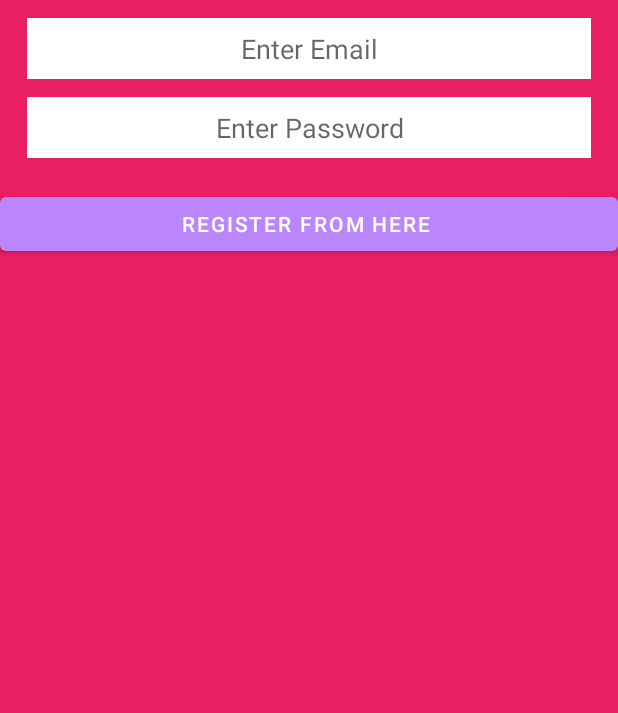
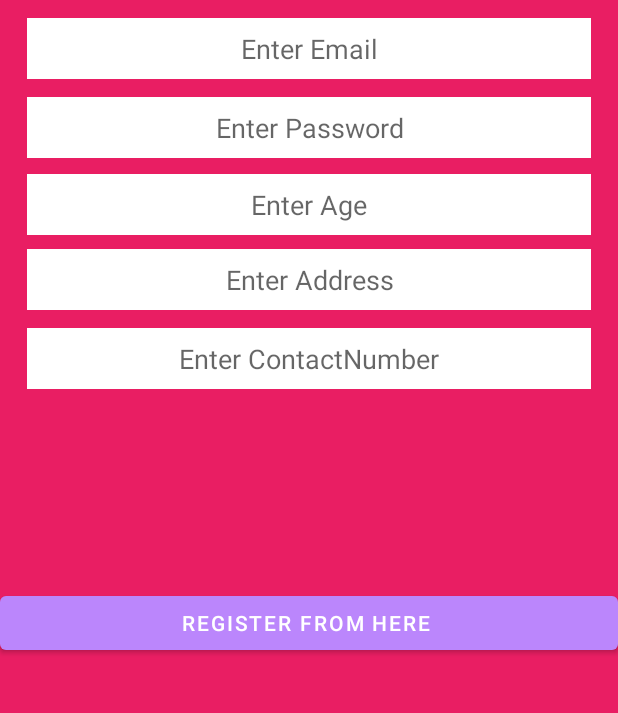
Before and after one commit to Capsklocksheriff/VESIONAPPLICATIONSQLITE, an Android app: the screen it shows after launch (RegisterActivity), after a tap on an icon or button, on a phone screen of 412 x 824 dp, the part 327-1040 px from its top. Run offline under Robolectric (Android 15) with nearby library versions, the phone set to English and light mode, and no system bars.

Commit message:
git commit

```diff
--- a/app/build.gradle
+++ b/app/build.gradle
@@ -33,12 +33,16 @@ android {
 
 dependencies {
 
+
     implementation 'androidx.appcompat:appcompat:1.5.1'
+    implementation fileTree(dir: 'libs', include: ['*.jar'])
     implementation 'com.google.android.material:material:1.7.0'
     implementation 'androidx.constraintlayout:constraintlayout:2.1.4'
     implementation 'com.google.android.gms:play-services-maps:17.0.1'
+    implementation 'com.google.android.gms:play-services-location:17.0.0'
     testImplementation 'junit:junit:4.13.2'
     androidTestImplementation 'androidx.test.ext:junit:1.1.4'
+    androidTestImplementation 'com.android.support.test:runner:1.0.1'
     androidTestImplementation 'androidx.test.espresso:espresso-core:3.5.0'
 
 }
--- a/app/src/main/AndroidManifest.xml
+++ b/app/src/main/AndroidManifest.xml
@@ -3,6 +3,9 @@
     xmlns:tools="http://schemas.android.com/tools"
     package="com.example.vesionapplicationsqlite">
 
+    <uses-permission android:name="android.permission.ACCESS_FINE_LOCATION" />
+    <uses-permission android:name="android.permission.ACCESS_COARSE_LOCATION" />
+    <uses-permission android:name="android.permission.INTERNET" />
     <application
         android:allowBackup="true"
         android:dataExtractionRules="@xml/data_extraction_rules"
--- a/app/src/main/java/com/example/vesionapplicationsqlite/MainActivity.java
+++ b/app/src/main/java/com/example/vesionapplicationsqlite/MainActivity.java
@@ -43,6 +43,7 @@ public class MainActivity extends AppCompatActivity {
 
         Email = (EditText)findViewById(R.id.editEmail);
         Password = (EditText)findViewById(R.id.editPassword);
+
 
         sqLiteHelper = new SQLiteHelper(this);
 
@@ -162,7 +163,7 @@ public class MainActivity extends AppCompatActivity {
         new Handler().postDelayed(new Runnable() {
             @Override
             public void run() {
-                Intent intent = new Intent(MainActivity.this, MapsActivity.class);
+                Intent intent = new Intent(MainActivity.this, com.example.vesionapplicationsqlite.MapsActivity.class);
                 startActivity(intent);
                 finish();
 
--- a/app/src/main/java/com/example/vesionapplicationsqlite/RegisterActivity.java
+++ b/app/src/main/java/com/example/vesionapplicationsqlite/RegisterActivity.java
@@ -5,7 +5,6 @@ import android.database.Cursor;
 import android.database.sqlite.SQLiteDatabase;
 import android.os.Bundle;
 import android.text.TextUtils;
-import android.view.View;
 import android.widget.Button;
 import android.widget.EditText;
 import android.widget.Toast;
@@ -14,15 +13,17 @@ import androidx.appcompat.app.AppCompatActivity;
 
 public class RegisterActivity extends AppCompatActivity {
 
-    EditText Email, Password, Name ;
+    EditText Email, Password, Name , Age, Address, ContactNumber;
     Button Register;
-    String NameHolder, EmailHolder, PasswordHolder;
+    String NameHolder, EmailHolder, PasswordHolder, AgeHolder, AddressHolder, ContactNumberHolder;
     Boolean EditTextEmptyHolder;
     SQLiteDatabase sqLiteDatabaseObj;
     String SQLiteDataBaseQueryHolder ;
     SQLiteHelper sqLiteHelper;
     Cursor cursor;
     String F_Result = "Not_Found";
+
+
 
     @Override
     protected void onCreate(Bundle savedInstanceState) {
@@ -34,6 +35,9 @@ public class RegisterActivity extends AppCompatActivity {
         Email = (EditText)findViewById(R.id.editEmail);
         Password = findViewById(R.id.editPassword);
         Name = (EditText)findViewById(R.id.editName);
+        Age = (EditText)findViewById(R.id.editAge);
+        Address = (EditText)findViewById(R.id.editAddress);
+        ContactNumber = (EditText)findViewById(R.id.editContactNumber);
 
         sqLiteHelper = new SQLiteHelper(this);
 
@@ -70,7 +74,7 @@ public class RegisterActivity extends AppCompatActivity {
     // SQLite table build method.
     public void SQLiteTableBuild() {
 
-        sqLiteDatabaseObj.execSQL("CREATE TABLE IF NOT EXISTS " + SQLiteHelper.TABLE_NAME + "(" + SQLiteHelper.Table_Column_ID + " PRIMARY KEY AUTOINCREMENT NOT NULL, " + SQLiteHelper.Table_Column_1_Name + " VARCHAR, " + SQLiteHelper.Table_Column_2_Email + " VARCHAR, " + SQLiteHelper.Table_Column_3_Password + " VARCHAR);");
+        sqLiteDatabaseObj.execSQL("CREATE TABLE IF NOT EXISTS " + SQLiteHelper.TABLE_NAME + "(" + SQLiteHelper.Table_Column_ID + " PRIMARY KEY AUTOINCREMENT NOT NULL, " + SQLiteHelper.Table_Column_1_Name + " VARCHAR, " + SQLiteHelper.Table_Column_2_Email + " VARCHAR, " + SQLiteHelper.Table_Column_3_Password + " VARCHAR, " +SQLiteHelper.Table_Column_4_Age + " VARCHAR , " + SQLiteHelper.Table_Column_5_Address + " VARCHAR , "+ SQLiteHelper.Table_Column_6_ContactNumber + " VARCHAR);");
 
     }
 
@@ -82,7 +86,7 @@ public class RegisterActivity extends AppCompatActivity {
         {
 
             // SQLite query to insert data into table.
-            SQLiteDataBaseQueryHolder = "INSERT INTO "+SQLiteHelper.TABLE_NAME+" (name,email,password) VALUES('"+NameHolder+"', '"+EmailHolder+"', '"+PasswordHolder+"');";
+            SQLiteDataBaseQueryHolder = "INSERT INTO "+SQLiteHelper.TABLE_NAME+" (name,email,password,age,address,contactnumber) VALUES('"+NameHolder+"', '"+EmailHolder+"', '"+PasswordHolder+"', '"+AgeHolder+"', '"+AddressHolder+"', '"+ContactNumberHolder+"');";
 
             // Executing query.
             sqLiteDatabaseObj.execSQL(SQLiteDataBaseQueryHolder);
@@ -113,6 +117,12 @@ public class RegisterActivity extends AppCompatActivity {
 
         Password.getText().clear();
 
+        Age.getText().clear();
+
+        Address.getText().clear();
+
+        ContactNumber.getText().clear();
+
     }
 
     // Method to check EditText is empty or Not.
@@ -122,8 +132,11 @@ public class RegisterActivity extends AppCompatActivity {
         NameHolder = Name.getText().toString() ;
         EmailHolder = Email.getText().toString();
         PasswordHolder = Password.getText().toString();
+        AgeHolder = Age.getText().toString();
+        AddressHolder = Address.getText().toString();
+        ContactNumberHolder = ContactNumber.getText().toString();
 
-        EditTextEmptyHolder = !TextUtils.isEmpty(NameHolder) && !TextUtils.isEmpty(EmailHolder) && !TextUtils.isEmpty(PasswordHolder);
+        EditTextEmptyHolder = !TextUtils.isEmpty(NameHolder) && !TextUtils.isEmpty(EmailHolder) && !TextUtils.isEmpty(PasswordHolder) && !TextUtils.isEmpty(AgeHolder) && !TextUtils.isEmpty(AddressHolder) && !TextUtils.isEmpty(ContactNumberHolder) ;
     }
 
     // Checking Email is already exists or not.
--- a/app/src/main/java/com/example/vesionapplicationsqlite/SQLiteHelper.java
+++ b/app/src/main/java/com/example/vesionapplicationsqlite/SQLiteHelper.java
@@ -1,8 +1,6 @@
 package com.example.vesionapplicationsqlite;
 
-/**
- * Created by Juned on 3/13/2017.
- */
+
 
 import android.content.Context;
 import android.database.sqlite.SQLiteOpenHelper;
@@ -22,6 +20,12 @@ public class SQLiteHelper extends SQLiteOpenHelper {
 
     public static final String Table_Column_3_Password="password";
 
+    public static final String Table_Column_4_Age="age";
+
+    public static final String Table_Column_5_Address="address";
+
+    public static final String Table_Column_6_ContactNumber="contactnumber";
+
     public SQLiteHelper(Context context) {
 
         super(context, DATABASE_NAME, null, 1);
@@ -31,7 +35,7 @@ public class SQLiteHelper extends SQLiteOpenHelper {
     @Override
     public void onCreate(SQLiteDatabase database) {
 
-        String CREATE_TABLE="CREATE TABLE IF NOT EXISTS "+TABLE_NAME+" ("+Table_Column_ID+" INTEGER PRIMARY KEY, "+Table_Column_1_Name+" VARCHAR, "+Table_Column_2_Email+" VARCHAR, "+Table_Column_3_Password+" VARCHAR)";
+        String CREATE_TABLE="CREATE TABLE IF NOT EXISTS "+TABLE_NAME+" ("+Table_Column_ID+" INTEGER PRIMARY KEY, "+Table_Column_1_Name+" VARCHAR, "+Table_Column_2_Email+" VARCHAR, "+Table_Column_3_Password+" VARCHAR, "+ Table_Column_4_Age+" VARCHAR, "+Table_Column_5_Address+" VARCHAR, "+Table_Column_6_ContactNumber+" VARCHAR)";
         database.execSQL(CREATE_TABLE);
 
     }
--- a/app/src/main/res/layout/activity_register.xml
+++ b/app/src/main/res/layout/activity_register.xml
@@ -58,30 +58,78 @@
         android:gravity="center"/>
 
     <EditText
+        android:id="@+id/editPassword"
         android:layout_width="fill_parent"
         android:layout_height="wrap_content"
-        android:inputType="textPassword"
-        android:hint="Enter Password"
-        android:textColor="#000"
-        android:layout_marginTop="12dp"
-        android:layout_marginLeft="18dp"
-        android:layout_marginRight="18dp"
-        android:padding="8dp"
-        android:ems="10"
-        android:background="#fff"
         android:layout_below="@+id/editEmail"
         android:layout_centerHorizontal="true"
-        android:id="@+id/editPassword"
-        android:gravity="center"/>
+        android:layout_marginLeft="18dp"
+        android:layout_marginTop="12dp"
+        android:layout_marginRight="18dp"
+        android:background="#fff"
+        android:ems="10"
+        android:gravity="center"
+        android:hint="Enter Password"
+        android:inputType="textPassword"
+        android:padding="8dp"
+        android:textColor="#000" />
+
+    <EditText
+        android:id="@+id/editAge"
+        android:layout_width="fill_parent"
+        android:layout_height="wrap_content"
+        android:layout_below="@+id/editEmail"
+        android:layout_centerHorizontal="true"
+        android:layout_marginLeft="18dp"
+        android:layout_marginTop="63dp"
+        android:layout_marginRight="18dp"
+        android:background="#fff"
+        android:ems="10"
+        android:gravity="center"
+        android:hint="Enter Age"
+        android:padding="8dp"
+        android:textColor="#000" />
+
+    <EditText
+        android:id="@+id/editAddress"
+        android:layout_width="fill_parent"
+        android:layout_height="wrap_content"
+        android:layout_below="@+id/editEmail"
+        android:layout_centerHorizontal="true"
+        android:layout_marginLeft="18dp"
+        android:layout_marginTop="113dp"
+        android:layout_marginRight="18dp"
+        android:background="#fff"
+        android:ems="10"
+        android:gravity="center"
+        android:hint="Enter Address"
+        android:padding="8dp"
+        android:textColor="#000" />
+
+    <EditText
+        android:id="@+id/editContactNumber"
+        android:layout_width="fill_parent"
+        android:layout_height="wrap_content"
+        android:layout_below="@+id/editEmail"
+        android:layout_centerHorizontal="true"
+        android:layout_marginLeft="18dp"
+        android:layout_marginTop="166dp"
+        android:layout_marginRight="18dp"
+        android:background="#fff"
+        android:ems="10"
+        android:gravity="center"
+        android:hint="Enter ContactNumber"
+        android:padding="8dp"
+        android:textColor="#000" />
 
     <Button
+        android:id="@+id/buttonRegister"
         android:layout_width="fill_parent"
         android:layout_height="wrap_content"
-        android:id="@+id/buttonRegister"
         android:layout_below="@+id/editPassword"
-        android:layout_marginTop="20dp"
-        app:backgroundTint="@color/purple_200"
-        android:text="Register From here "/>
+        android:layout_marginTop="286dp"
+        android:text="Register From here "
+        app:backgroundTint="@color/purple_200" />
 
     <ImageView
         android:id="@+id/imageView"
```
Also changed, not shown: app/src/main/java/com/example/vesionapplicationsqlite/MapsActivity.java (+79 -10 lines), app/src/main/res/layout/activity_maps.xml (+31 -6 lines).
